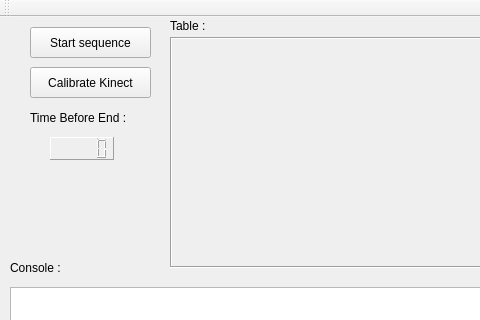
Qt form app/src/basestation/ui/mainwindow.ui (francisvalois/design3) before a commit; both pictures show x 0 to 480 and y 0 to 320 of the 652 by 587 pixel window.
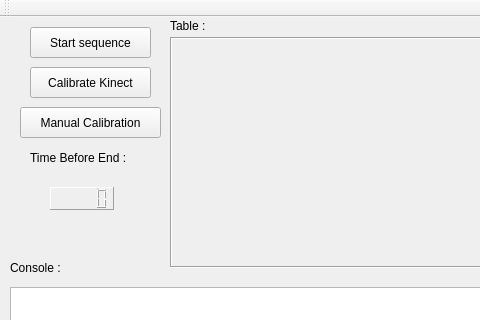
The same form after that commit.

Commit message: Manual Calibration Added to interface. Need to test

Diff of the .ui file:
```diff
--- a/app/src/basestation/ui/mainwindow.ui
+++ b/app/src/basestation/ui/mainwindow.ui
@@ -31,7 +31,7 @@
     <property name="geometry">
      <rect>
       <x>50</x>
-      <y>120</y>
+      <y>170</y>
       <width>64</width>
       <height>23</height>
      </rect>
@@ -50,7 +50,7 @@
     <property name="geometry">
      <rect>
       <x>30</x>
-      <y>90</y>
+      <y>130</y>
       <width>121</width>
       <height>21</height>
      </rect>
@@ -136,6 +136,19 @@
      <string>Table :</string>
     </property>
    </widget>
+   <widget class="QPushButton" name="calibrateKinectManualButton">
+    <property name="geometry">
+     <rect>
+      <x>20</x>
+      <y>90</y>
+      <width>141</width>
+      <height>31</height>
+     </rect>
+    </property>
+    <property name="text">
+     <string>Manual Calibration</string>
+    </property>
+   </widget>
   </widget>
   <widget class="QMenuBar" name="menuBar">
    <property name="geometry">
```
Left out of the diff: 2 changed lines with no effect on the pictures. The commit also changes 3 other files.
